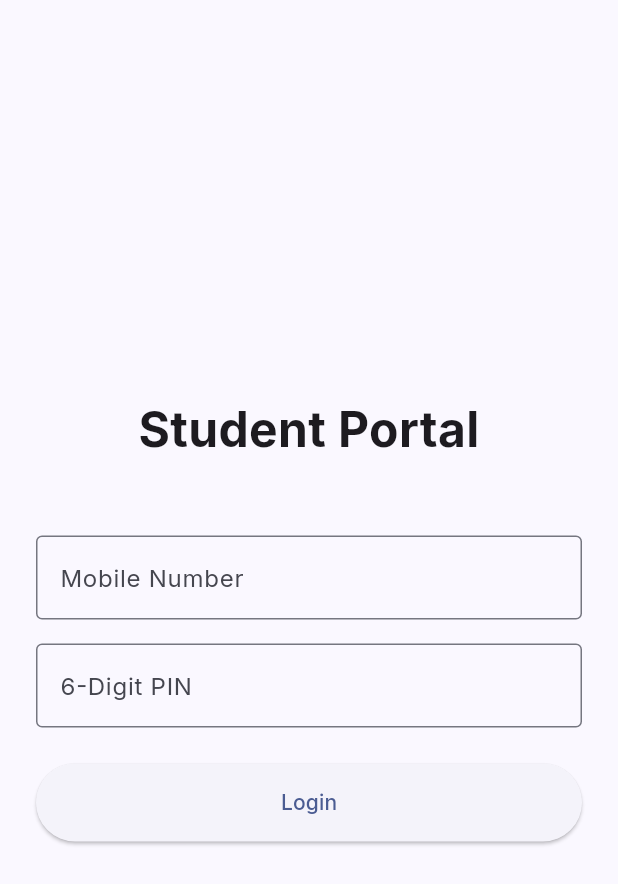
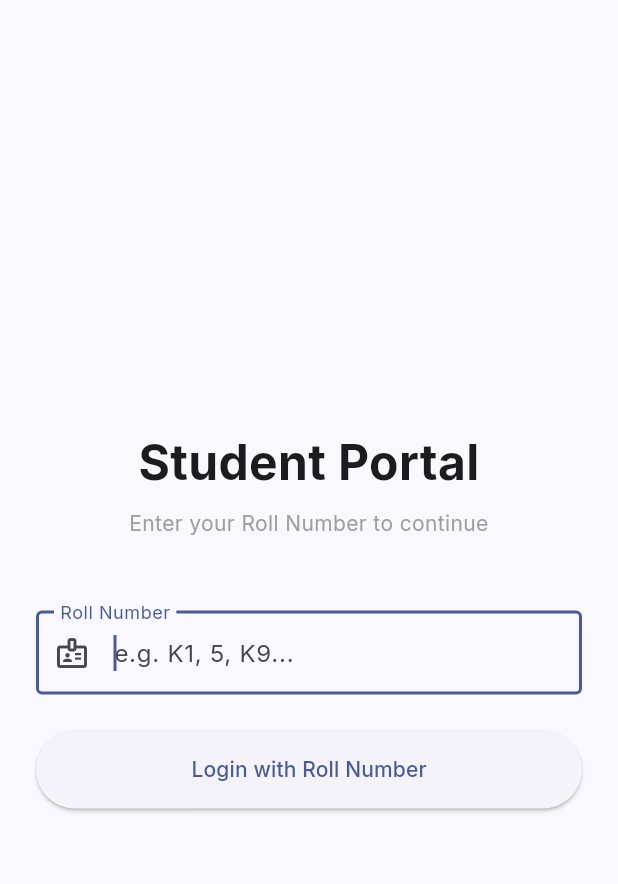
Before and after one commit to ravirajjavvadhi/attendance-management-system, a Flutter app: the screen it shows after launch, on a phone screen of 412 x 824 dp. Shown: the top 884 px of the screen. Run offline on Flutter 3.47's test engine with Material 3 defaults, Android fonts, the phone set to English and light mode, and no system bars; our stand-ins replace dio, flutter_riverpod, go_router, google_fonts, hive_flutter, shared_preferences; accounts and stored records are empty.

Commit message:
fix: student roll number login - handle retry/unique constraint + better error msg; increase timeout to 60s for Render cold start

```diff
--- a/eduflow_core/lib/core/network/dio_client.dart
+++ b/eduflow_core/lib/core/network/dio_client.dart
@@ -8,8 +8,9 @@ class DioClient {
 
   DioClient(this._dio, this._authService) {
     _dio.options.baseUrl = 'https://attendance-management-system-afk0.onrender.com/api/v1';
-    _dio.options.connectTimeout = const Duration(seconds: 10);
-    _dio.options.receiveTimeout = const Duration(seconds: 10);
+    _dio.options.connectTimeout = const Duration(seconds: 60);
+    _dio.options.receiveTimeout = const Duration(seconds: 60);
+    _dio.options.sendTimeout = const Duration(seconds: 60);
 
     _dio.interceptors.add(
       InterceptorsWrapper(
--- a/student-app/lib/features/auth/presentation/screens/login_screen.dart
+++ b/student-app/lib/features/auth/presentation/screens/login_screen.dart
@@ -2,6 +2,7 @@ import 'package:flutter/material.dart';
 import 'package:flutter_riverpod/flutter_riverpod.dart';
 import 'package:go_router/go_router.dart';
 import 'package:eduflow_core/eduflow_core.dart';
+import 'package:dio/dio.dart';
 
 class LoginScreen extends ConsumerStatefulWidget {
   const LoginScreen({super.key});
@@ -11,25 +12,42 @@ class LoginScreen extends ConsumerStatefulWidget {
 }
 
 class _LoginScreenState extends ConsumerState<LoginScreen> {
-  final _mobileController = TextEditingController();
-  final _pinController = TextEditingController();
+  final _rollController = TextEditingController();
   bool _isLoading = false;
 
   Future<void> _login() async {
+    final rollNumber = _rollController.text.trim();
+    if (rollNumber.isEmpty) {
+      ScaffoldMessenger.of(context).showSnackBar(
+        const SnackBar(content: Text('Please enter your Roll Number')),
+      );
+      return;
+    }
+
     setState(() => _isLoading = true);
 
     try {
       final dio = ref.read(dioClientProvider).dio;
-      final response = await dio.post('/student/auth/login', data: {
-        'mobile': _mobileController.text,
-        'pin': _pinController.text,
-      });
+      // Login via roll number using passwordless endpoint
+      final response = await dio.post(
+        '/auth/passwordless',
+        data: {
+          'email': rollNumber,
+        },
+      );
 
-      final token = response.data['token'];
+      final token = response.data['access_token'];
       final authService = ref.read(authServiceProvider);
       await authService.saveToken(token);
 
       if (mounted) context.goNamed('dashboard');
+    } on DioException catch (e) {
+      if (mounted) {
+        final msg = e.response?.data?['detail'] ?? 'Login failed. Check your roll number.';
+        ScaffoldMessenger.of(context).showSnackBar(
+          SnackBar(content: Text(msg)),
+        );
+      }
     } catch (e) {
       if (mounted) {
         ScaffoldMessenger.of(context).showSnackBar(
@@ -51,25 +69,38 @@ class _LoginScreenState extends ConsumerState<LoginScreen> {
             mainAxisAlignment: MainAxisAlignment.center,
             crossAxisAlignment: CrossAxisAlignment.stretch,
             children: [
-              const Text('Student Portal', style: TextStyle(fontSize: 32, fontWeight: FontWeight.bold), textAlign: TextAlign.center),
+              const Text(
+                'Student Portal',
+                style: TextStyle(fontSize: 32, fontWeight: FontWeight.bold),
+                textAlign: TextAlign.center,
+              ),
+              const SizedBox(height: 8),
+              const Text(
+                'Enter your Roll Number to continue',
+                style: TextStyle(fontSize: 14, color: Colors.grey),
+                textAlign: TextAlign.center,
+              ),
               const SizedBox(height: 48),
               TextField(
-                controller: _mobileController,
-                decoration: const InputDecoration(labelText: 'Mobile Number', border: OutlineInputBorder()),
-                keyboardType: TextInputType.phone,
-              ),
-              const SizedBox(height: 16),
-              TextField(
-                controller: _pinController,
-                decoration: const InputDecoration(labelText: '6-Digit PIN', border: OutlineInputBorder()),
-                obscureText: true,
-                keyboardType: TextInputType.number,
+                controller: _rollController,
+                decoration: const InputDecoration(
+                  labelText: 'Roll Number',
+                  hintText: 'e.g. K1, 5, K9...',
+                  border: OutlineInputBorder(),
+                  prefixIcon: Icon(Icons.badge_outlined),
+                ),
+                textCapitalization: TextCapitalization.characters,
+                autofocus: true,
               ),
               const SizedBox(height: 24),
               ElevatedButton(
                 onPressed: _isLoading ? null : _login,
-                style: ElevatedButton.styleFrom(padding: const EdgeInsets.symmetric(vertical: 16)),
-                child: _isLoading ? const CircularProgressIndicator(color: Colors.white) : const Text('Login'),
+                style: ElevatedButton.styleFrom(
+                  padding: const EdgeInsets.symmetric(vertical: 16),
+                ),
+                child: _isLoading
+                    ? const CircularProgressIndicator(color: Colors.white)
+                    : const Text('Login with Roll Number'),
               ),
             ],
           ),
```
Also changed, not shown: 1 other file.
